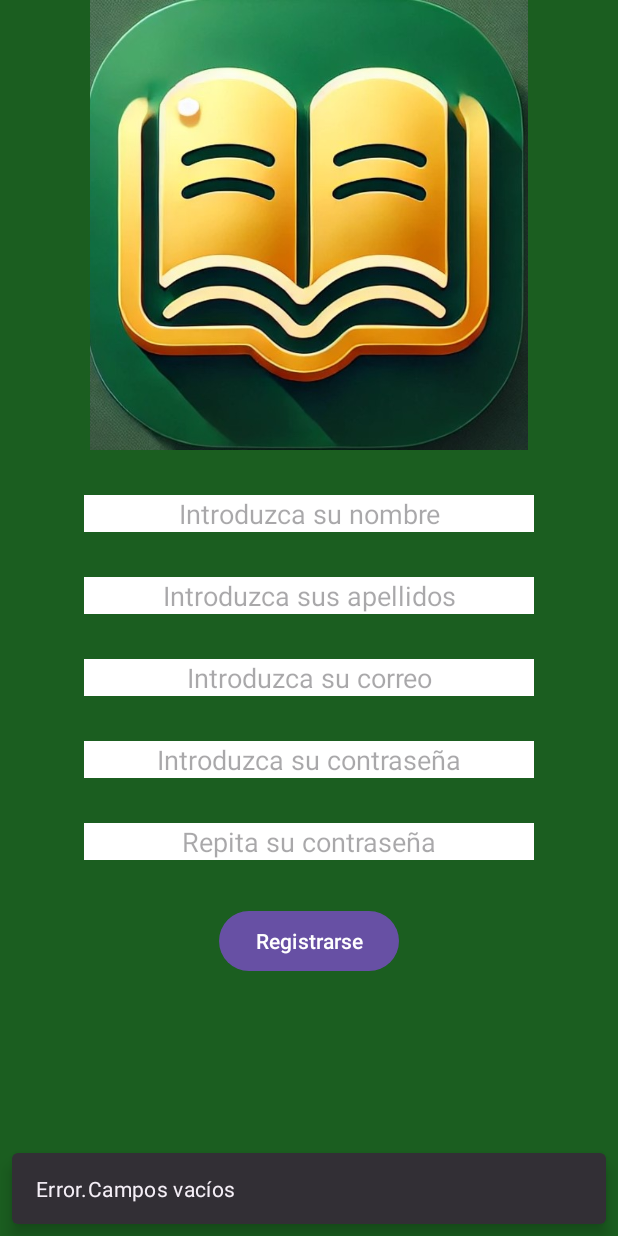
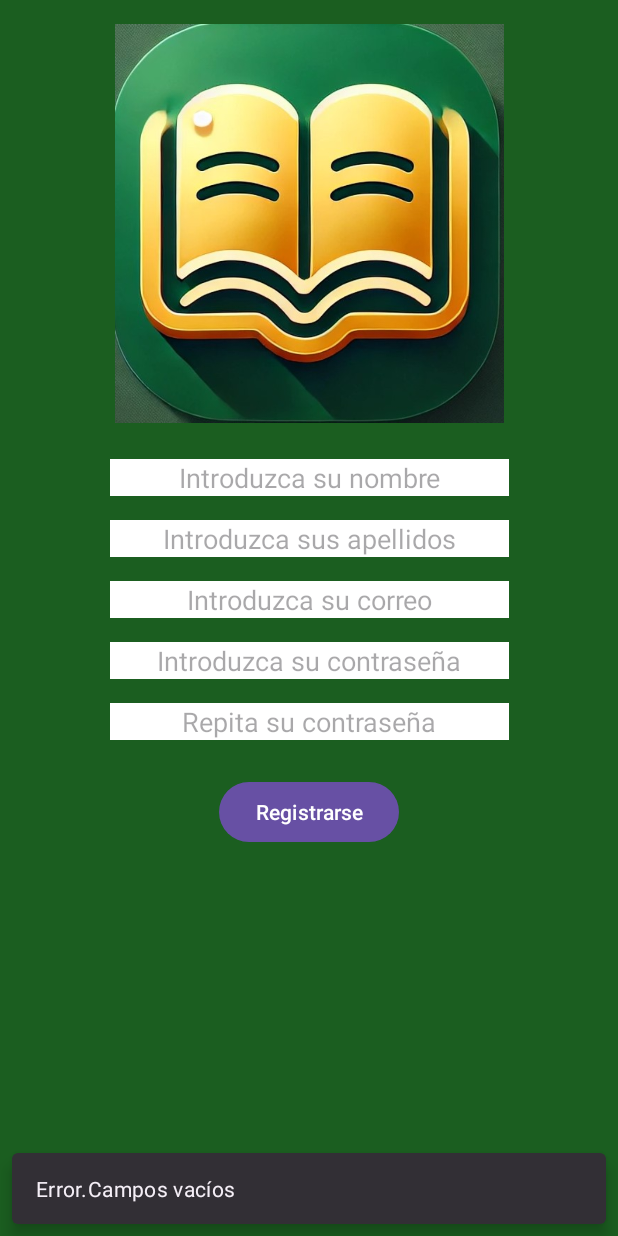
Before and after one commit to xewi-11/TFG, an Android app: the screen it shows after launch (MainActivity), after a tap on an icon or button, on a phone screen of 412 x 824 dp. Run offline under Robolectric (Android 15) with nearby library versions, the phone set to English and light mode, and no system bars; our stand-ins replace Firebase (no records; nobody signed in at launch, a user with empty details on screens opened directly), navigation-ui; 1 other tap on this screen came first.

```diff
--- a/BookCloud/app/src/main/AndroidManifest.xml
+++ b/BookCloud/app/src/main/AndroidManifest.xml
@@ -11,9 +11,9 @@
         android:allowBackup="true"
         android:dataExtractionRules="@xml/data_extraction_rules"
         android:fullBackupContent="@xml/backup_rules"
-        android:icon="@mipmap/ic_launcher"
+        android:icon="@drawable/portada"
         android:label="@string/app_name"
-        android:roundIcon="@mipmap/ic_launcher_round"
+        android:roundIcon="@drawable/portada"
         android:supportsRtl="true"
         android:theme="@style/Theme.BookCloud"
         tools:targetApi="31">
--- a/BookCloud/app/src/main/java/com/example/bookcloud/ChatFragment.kt
+++ b/BookCloud/app/src/main/java/com/example/bookcloud/ChatFragment.kt
@@ -20,6 +20,7 @@ import com.google.firebase.FirebaseApp
 import com.google.firebase.auth.FirebaseAuth
 import com.google.firebase.firestore.FieldValue
 import com.google.firebase.firestore.FirebaseFirestore
+import android.widget.ImageButton
 
 class ChatFragment : Fragment() {
 
@@ -27,7 +28,7 @@ class ChatFragment : Fragment() {
     private lateinit var adapter: AdapterMessage
     private lateinit var editMessage: EditText
     private lateinit var btnSend: Button
-    private lateinit var btnLocation: Button
+    private lateinit var btnLocation: ImageButton
     private lateinit var db: FirebaseFirestore
     private lateinit var fusedLocationClient: FusedLocationProviderClient
 
--- a/BookCloud/app/src/main/java/com/example/bookcloud/adapter/AdapterBook.kt
+++ b/BookCloud/app/src/main/java/com/example/bookcloud/adapter/AdapterBook.kt
@@ -65,7 +65,7 @@ class AdapterBook(var listaProductos:ArrayList<Libro>,val context: Context):
                     }
                 }
                 R.id.menu_detallesCard->{
-                    listener.onBookClick(libro)
+                    listener.onBookDetailClicK(libro)
                 }
                 R.id.menu_Chat->{
                     // Aquí puedes agregar la lógica para abrir el chat
@@ -82,5 +82,6 @@ class AdapterBook(var listaProductos:ArrayList<Libro>,val context: Context):
 
     interface OnBookListener {
         fun onBookClick(libro: Libro)
+        fun onBookDetailClicK(libro: Libro)
     }
 }
--- a/BookCloud/app/src/main/res/layout/fragment_chat.xml
+++ b/BookCloud/app/src/main/res/layout/fragment_chat.xml
@@ -47,14 +47,13 @@
             app:layout_constraintBottom_toBottomOf="parent" />
 
         <!-- Botón ubicación -->
-        <Button
+        <ImageButton
             android:id="@+id/btnLocation"
             android:layout_width="48dp"
             android:layout_height="48dp"
-            android:text="📍"
-            android:backgroundTint="#E0E0E0"
             android:layout_marginEnd="8dp"
             android:elevation="4dp"
+            android:background="@drawable/mapa"
             app:layout_constraintStart_toEndOf="@id/editMessage"
             app:layout_constraintEnd_toStartOf="@id/btnSend"
             app:layout_constraintTop_toTopOf="parent"
--- a/BookCloud/app/src/main/res/layout/fragment_main.xml
+++ b/BookCloud/app/src/main/res/layout/fragment_main.xml
@@ -11,7 +11,7 @@
         android:id="@+id/toolbar"
         android:layout_width="match_parent"
         android:layout_height="wrap_content"
-        android:background="#D4AF37"
+        android:background="#2E7D32"
         android:theme="@style/ThemeOverlay.AppCompat.Dark.ActionBar"
         app:layout_constraintEnd_toEndOf="parent"
         app:layout_constraintHorizontal_bias="0.0"
--- a/BookCloud/app/src/main/res/layout/fragment_register.xml
+++ b/BookCloud/app/src/main/res/layout/fragment_register.xml
@@ -1,92 +1,96 @@
 <?xml version="1.0" encoding="utf-8"?>
 <androidx.constraintlayout.widget.ConstraintLayout xmlns:app="http://schemas.android.com/apk/res-auto"
+    xmlns:android="http://schemas.android.com/apk/res/android"
+    xmlns:tools="http://schemas.android.com/tools"
     android:layout_width="match_parent"
     android:layout_height="match_parent"
-    xmlns:android="http://schemas.android.com/apk/res/android"
-    android:background="@color/green">
+    android:background="@color/green"
+    android:padding="16dp">
 
     <ImageView
         android:id="@+id/imageView"
-        android:layout_width="300dp"
-        android:layout_height="300dp"
+        android:layout_width="0dp"
+        android:layout_height="0dp"
         android:src="@drawable/portada"
+        app:layout_constraintDimensionRatio="1:1"
+        app:layout_constraintTop_toTopOf="parent"
+        app:layout_constraintStart_toStartOf="parent"
         app:layout_constraintEnd_toEndOf="parent"
-        app:layout_constraintStart_toStartOf="parent"
-        app:layout_constraintTop_toTopOf="parent" />
+        app:layout_constraintWidth_percent="0.7" />
 
     <EditText
         android:id="@+id/editNombre"
-        android:layout_width="300dp"
+        android:layout_width="0dp"
         android:layout_height="wrap_content"
-        android:layout_marginTop="30dp"
+        android:layout_marginTop="24dp"
         android:background="@color/white"
-        android:textColor="@color/black"
         android:gravity="center"
         android:hint="@string/introduzca_su_nombre"
+        android:textColor="@color/black"
         app:layout_constraintEnd_toEndOf="@+id/imageView"
         app:layout_constraintStart_toStartOf="@+id/imageView"
-        app:layout_constraintTop_toBottomOf="@+id/imageView" />
+        app:layout_constraintTop_toBottomOf="@id/imageView" />
 
     <EditText
         android:id="@+id/editApellido"
-        android:layout_width="300dp"
+        android:layout_width="0dp"
         android:layout_height="wrap_content"
+        android:layout_marginTop="16dp"
         android:background="@color/white"
         android:gravity="center"
+        android:hint="@string/introduzca_sus_apellidos"
         android:textColor="@color/black"
-        android:hint="@string/introduzca_sus_apellidos"
-        android:layout_marginTop="30dp"
-        app:layout_constraintEnd_toEndOf="@+id/editNombre"
-        app:layout_constraintStart_toStartOf="@+id/editNombre"
-        app:layout_constraintTop_toBottomOf="@+id/editNombre" />
+        app:layout_constraintEnd_toEndOf="@+id/imageView"
+        app:layout_constraintStart_toStartOf="@+id/imageView"
+        app:layout_constraintTop_toBottomOf="@id/editNombre" />
+
     <EditText
         android:id="@+id/editCorreo"
-        android:layout_width="300dp"
+        android:layout_width="0dp"
         android:layout_height="wrap_content"
+        android:layout_marginTop="16dp"
         android:background="@color/white"
         android:gravity="center"
+        android:hint="@string/introduzca_su_correo"
         android:textColor="@color/black"
-        android:hint="@string/introduzca_su_correo"
-        android:layout_marginTop="30dp"
-        app:layout_constraintEnd_toEndOf="@+id/editApellido"
-        app:layout_constraintStart_toStartOf="@+id/editApellido"
-        app:layout_constraintTop_toBottomOf="@+id/editApellido" />
+        app:layout_constraintEnd_toEndOf="@+id/imageView"
+        app:layout_constraintStart_toStartOf="@+id/imageView"
+        app:layout_constraintTop_toBottomOf="@id/editApellido" />
+
     <EditText
         android:id="@+id/editPass"
-        android:layout_width="300dp"
+        android:layout_width="0dp"
         android:layout_height="wrap_content"
+        android:layout_marginTop="16dp"
         android:background="@color/white"
         android:gravity="center"
+        android:hint="@string/introduzca_la_contraseña"
         android:textColor="@color/black"
-        android:layout_marginTop="30dp"
-        android:hint="@string/introduzca_la_contraseña"
-        app:layout_constraintEnd_toEndOf="@+id/editCorreo"
-        app:layout_constraintStart_toStartOf="@+id/editCorreo"
-        app:layout_constraintTop_toBottomOf="@+id/editCorreo" />
+        app:layout_constraintEnd_toEndOf="@+id/imageView"
+        app:layout_constraintStart_toStartOf="@+id/imageView"
+        app:layout_constraintTop_toBottomOf="@id/editCorreo" />
 
     <EditText
         android:id="@+id/editPass2"
-        android:layout_width="300dp"
+        android:layout_width="0dp"
         android:layout_height="wrap_content"
+        android:layout_marginTop="16dp"
         android:background="@color/white"
+        android:gravity="center"
+        android:hint="@string/repita_su_contrase_a"
         android:textColor="@color/black"
-        android:gravity="center"
-        android:layout_marginTop="30dp"
-        android:hint="@string/repita_su_contrase_a"
-        app:layout_constraintEnd_toEndOf="@+id/editPass"
-        app:layout_constraintStart_toStartOf="@+id/editPass"
-        app:layout_constraintTop_toBottomOf="@+id/editPass" />
+        app:layout_constraintEnd_toEndOf="@+id/imageView"
+        app:layout_constraintStart_toStartOf="@+id/imageView"
+        app:layout_constraintTop_toBottomOf="@id/editPass" />
 
     <Button
         android:id="@+id/bntLoginRegister"
         android:layout_width="wrap_content"
         android:layout_height="wrap_content"
         android:text="@string/registrarse"
-        app:layout_constraintEnd_toEndOf="@+id/editPass2"
-        app:layout_constraintStart_toStartOf="@+id/editPass2"
-        app:layout_constraintTop_toBottomOf="@+id/editPass2"
-        android:layout_marginTop="30dp"/>
-
-
+        android:layout_marginTop="24dp"
+        app:layout_constraintTop_toBottomOf="@id/editPass2"
+        app:layout_constraintStart_toStartOf="parent"
+        app:layout_constraintEnd_toEndOf="parent" />
 
 </androidx.constraintlayout.widget.ConstraintLayout>
--- a/BookCloud/app/src/main/res/navigation/nav_graph.xml
+++ b/BookCloud/app/src/main/res/navigation/nav_graph.xml
@@ -54,6 +54,9 @@
         <action
             android:id="@+id/action_mainFragment_to_favoritosFragment"
             app:destination="@id/favoritosFragment" />
+        <action
+            android:id="@+id/action_mainFragment_to_detailFragment"
+            app:destination="@id/detailFragment" />
     </fragment>
     <fragment
         android:id="@+id/paymentFragment"
@@ -144,4 +147,12 @@
             android:id="@+id/action_favoritosFragment_to_mainFragment"
             app:destination="@id/mainFragment" />
     </fragment>
+    <fragment
+        android:id="@+id/detailFragment"
+        android:name="com.example.bookcloud.DetailFragment"
+        android:label="DetailFragment" >
+        <action
+            android:id="@+id/action_detailFragment_to_mainFragment"
+            app:destination="@id/mainFragment" />
+    </fragment>
 </navigation>
```
Also changed, not shown: BookCloud/app/src/main/java/com/example/bookcloud/AddBookFragment.kt (+10 -11 lines), BookCloud/app/src/main/java/com/example/bookcloud/DetailFragment.kt (added, +38 -0 lines), BookCloud/app/src/main/java/com/example/bookcloud/MainActivity.kt (+10 -5 lines), BookCloud/app/src/main/java/com/example/bookcloud/paymentFragment.kt (+20 -4 lines), BookCloud/app/src/main/res/layout/fragment_book_detail.xml (added, +68 -0 lines), BookCloud/app/src/main/res/layout/view_recycled.xml (+32 -14 lines), BookCloud/app/src/main/res/layout/view_recycled_carrito_fav.xml (+33 -21 lines), BookCloud/app/src/main/res/drawable/mapa.png (added).
